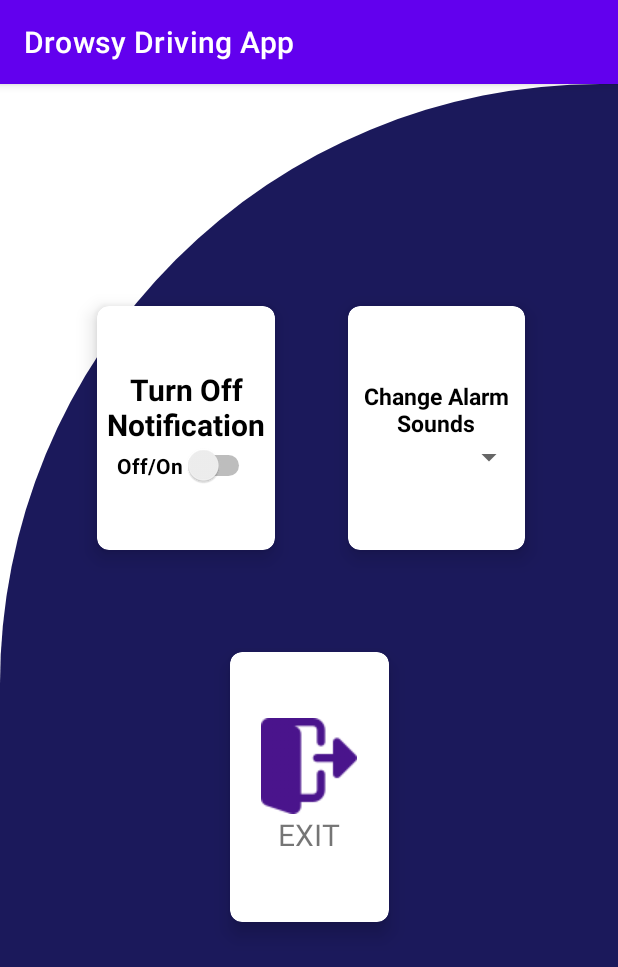
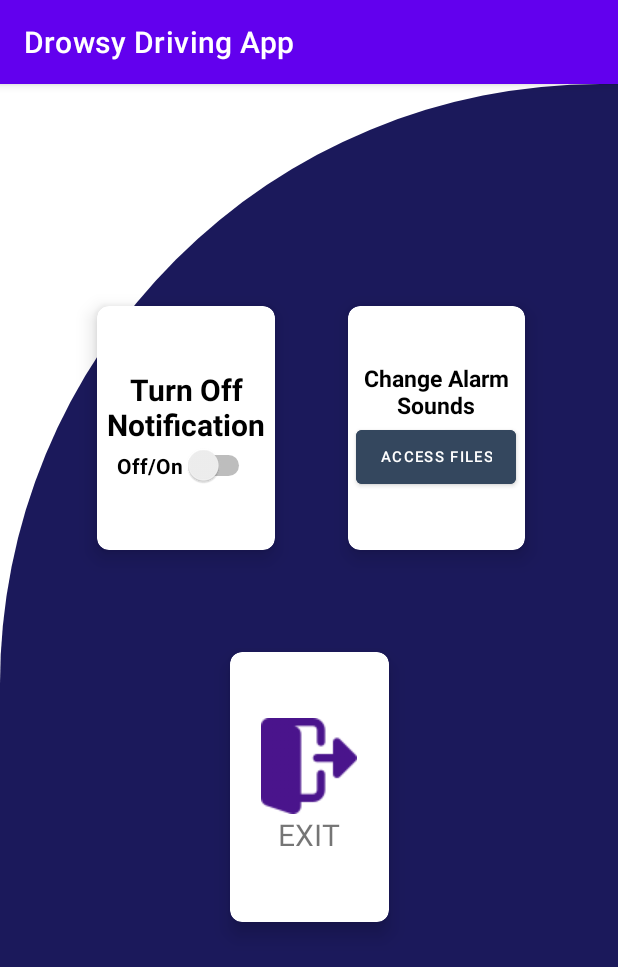
Before and after one commit to JoloGonzaga/finalnato, an Android app: the settinngs screen opened directly, with no data from a screen before it, on a phone screen of 412 x 824 dp. Shown: the top 967 px of the screen. Run offline under Robolectric (Android 15) with nearby library versions, the light colour scheme and no system bars.

Commit message:
done update1

```diff
--- a/app/src/main/java/com/vyw/tflite/settinngs.kt
+++ b/app/src/main/java/com/vyw/tflite/settinngs.kt
@@ -1,6 +1,7 @@
 package com.vyw.tflite
 
 import android.content.Intent
+import android.net.Uri
 import androidx.appcompat.app.AppCompatActivity
 import android.os.Bundle
 import android.view.View
@@ -10,7 +11,18 @@ class settinngs : AppCompatActivity() {
     override fun onCreate(savedInstanceState: Bundle?) {
         super.onCreate(savedInstanceState)
         setContentView(R.layout.activity_settinngs)
+        val PICK_mp3_FILE = 2
+
+        fun openfile_btnClick(pickerInitialUri: Uri) {
+            val intent = Intent(Intent.ACTION_OPEN_DOCUMENT).apply {
+                addCategory(Intent.CATEGORY_OPENABLE)
+                type = "application/mp3"
 
 
+
+
+
+            }
         }
     }
+}
--- a/app/src/main/res/layout/activity_settinngs.xml
+++ b/app/src/main/res/layout/activity_settinngs.xml
@@ -96,14 +96,20 @@
                 android:textSize="15sp"
                 android:textStyle="bold" />
 
-            <Spinner
-                android:id="@+id/spinner2"
-
-                android:layout_width="match_parent"
-                android:layout_height="wrap_content" />
+            <Button
+                android:id="@+id/button"
+                android:layout_width="wrap_content"
+                android:layout_height="wrap_content"
+                android:backgroundTint="#34475E"
+                android:onClick="openfile_btnClick"
+                android:text="Access Files"
+                android:textSize="10sp"
+                app:iconTint="#E37B7B" />
 
 
         </LinearLayout>
+
+
 
 
     </androidx.cardview.widget.CardView>
```
